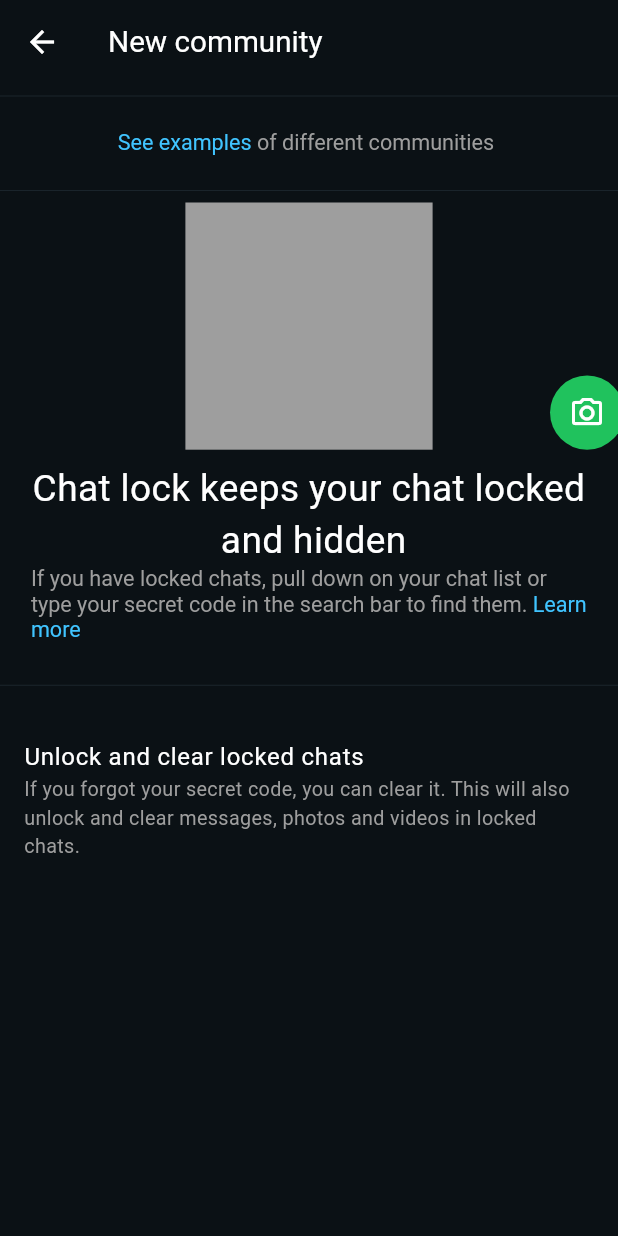
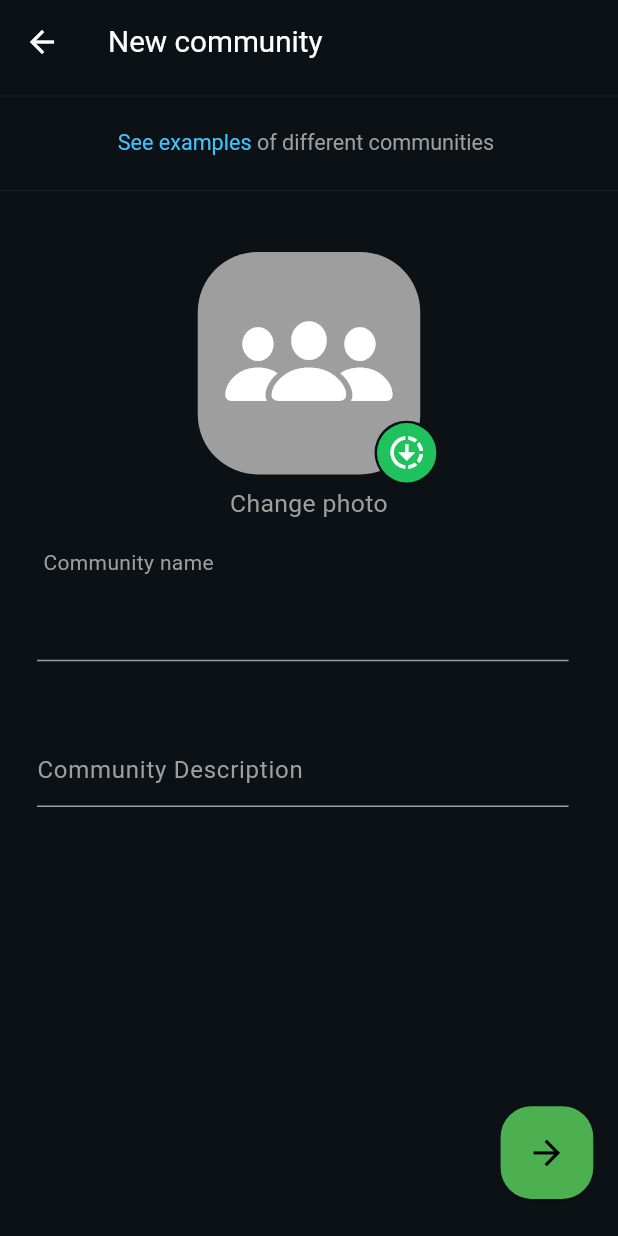
Before and after one commit to kartikkumarofficial/Whatsapp-Clone-Flutter, a Flutter app: the NewCommunityPage screen opened directly, on a phone screen of 412 x 824 dp. Run offline on Flutter 3.47's test engine with Material 3 defaults, Android fonts, the light colour scheme and no system bars; our stand-ins replace badges, font_awesome_flutter, get, image_picker.

Commit message:
new community page

```diff
--- a/lib/pages/NewCommunity.dart
+++ b/lib/pages/NewCommunity.dart
@@ -1,3 +1,4 @@
+import 'package:flutter/cupertino.dart';
 import 'package:flutter/material.dart';
 import 'package:get/get.dart';
 
@@ -37,7 +38,9 @@ class _NewCommunityPageState extends State<NewCommunityPage> {
           ),
         ),
       ),
-      body: Container(
+      body: Stack(
+        children: [
+          Container(
             color: Color.fromARGB(255, 11, 17, 21),
             height: double.infinity,
             width: double.infinity,
@@ -75,23 +78,35 @@ class _NewCommunityPageState extends State<NewCommunityPage> {
                   clipBehavior: Clip.none,
                   children: [
 
-                Center(
+                    Padding(
+                      padding: EdgeInsets.only(top:Get.height*0.04),
+                      child: Center(
                         child: Container(
+                          child: Icon(CupertinoIcons.person_3_fill,color: Colors.white,size: srcwidth*0.27,),
+                          decoration: BoxDecoration(
+                            borderRadius: BorderRadius.circular(40),
                             color: Colors.grey,
-                    height: Get.height*0.2,
-                    width: Get.height*0.2,
+                          ),
+
+                          height: Get.height*0.18,
+                          width: Get.height*0.18,
+                        ),
                       ),
                     ),
                     Positioned(
-                  bottom: 0,
-                  right: -srcwidth*0.01,
+                      bottom: -7,
+                      right: srcwidth*0.29,
                       child: CircleAvatar(
-                    radius: srcheight * 0.03,
+                        radius: srcheight*0.026,
+                        backgroundColor: Color.fromARGB(255, 11, 17, 21),
+                        child: CircleAvatar(
+                          radius: srcheight * 0.024,
                           backgroundColor: Color.fromRGBO(32,194,93,1.0),
-                    child: const Icon(
-                      Icons.camera_alt_outlined,
+                          child: Icon(
+                          Icons.downloading,
                             color: Colors.white,
-                      size: 24,
+                            size: 26,
+                          ),
                         ),
                       ),
                     ),
@@ -101,45 +116,105 @@ class _NewCommunityPageState extends State<NewCommunityPage> {
 
                 Padding(
                   padding: const EdgeInsets.only(top: 8.0),
-              child: Text('''Chat lock keeps your chat locked
- and hidden''',style: TextStyle(color: Colors.white,fontSize: srcwidth*0.06),textAlign: TextAlign.center,),
+                  child: Text('''Change photo''',style: TextStyle(color: Colors.grey,fontSize: srcwidth*0.04),textAlign: TextAlign.center,),
+                ),
+
+                Padding(
+                  padding:  EdgeInsets.only(left: srcwidth*0.07,top: srcwidth*0.04),
+                  child: Text('Community name',style: TextStyle(color: Colors.grey),),
                 ),
                 Padding(
-              padding: EdgeInsets.only(left: Get.height*0.025,right: Get.height*0.025),
-              child: RichText(
-                  text: TextSpan(
-                      style:TextStyle(fontSize: srcwidth*0.035)
-                      ,children: [
-                    TextSpan(
-                      text: 'If you have locked chats, pull down on your chat list or type your secret code in the search bar to find them. ',
-                      style: TextStyle(color: Colors.grey),
+                  padding:  EdgeInsets.only(right: Get.height*0.04),
+                  child: Row(
+                    children: [
+                      Padding(
+                          padding:  EdgeInsets.only(left: Get.height*0.03,),
                       ),
-                    TextSpan(
-                      text: 'Learn more',
-                      style: TextStyle(color: Colors.lightBlueAccent),
+                      Expanded(child: buildInputField('',communitycontroller )),
+
+                    ],
+                  ),
+                ),
+                Padding(
+                  padding:  EdgeInsets.only(right: Get.height*0.04,top: srcwidth*0.1),
+                  child: Row(
+                    children: [
+                      Padding(
+                        padding:  EdgeInsets.only(left: Get.height*0.03,),
+                      ),
+                      Expanded(
+                          child: TextFormField(
+                            style: TextStyle(color: Colors.white),
+                            decoration: InputDecoration(
+                              hintText: 'Community Description',
+                              hintStyle: TextStyle(color: Colors.grey),
+                              enabledBorder: UnderlineInputBorder(
+                                borderSide: BorderSide(color: Colors.grey),
+                              ),
+                              focusedBorder: UnderlineInputBorder(
+                                borderSide: BorderSide(color: Colors.green),
+                              ),
                             ),
 
-                  ]
+
                       )),
-            ),
-            Padding(
-              padding:  EdgeInsets.only(top: 20,bottom: 20),
-              child: Divider(
-                thickness: 0.5,
-                color: Color.fromARGB(255, 31, 43, 50),
-              ),
-            ),
-            ListTile(
-              subtitle: Text('If you forgot your secret code, you can clear it. This will also unlock and clear messages, photos and videos in locked chats.',
-                style: TextStyle(color: Colors.grey,fontSize: Get.height*0.016),),
-              title:Text('Unlock and clear locked chats ',style: TextStyle(color: Colors.white),),
-
-            ),
 
 
 
                     ],
                   ),
                 ),
+
+
+
+
+
+              ],
+            ),
+          ),
+          Positioned(
+              height: srcwidth*0.15,
+              width: srcwidth*0.15,
+              bottom: srcwidth*0.06,
+              right: srcwidth*0.04,
+              child: ElevatedButton(
+                onPressed: () {
+                },
+                style: ElevatedButton.styleFrom(
+                  shape: RoundedRectangleBorder(
+                      borderRadius: BorderRadius.circular(srcwidth*0.05)
+                  ),
+                  padding: EdgeInsets.all(16),
+                  backgroundColor: Colors.green,
+                ),
+                child: Icon(
+                  Icons.arrow_forward,
+                  color: Colors.black,
+                  size: srcwidth*0.065,
+
+                ),)
+
+          ),
+        ],
+      ),
     );
   }}
+Widget buildInputField(String hintText, TextEditingController controller) {
+  return Padding(
+    padding: const EdgeInsets.symmetric(vertical: 8.0),
+    child: TextField(
+      controller: controller,
+      style: TextStyle(color: Colors.white),
+      decoration: InputDecoration(
+        hintText: hintText,
+        hintStyle: TextStyle(color: Colors.grey),
+        enabledBorder: UnderlineInputBorder(
+          borderSide: BorderSide(color: Colors.grey),
+        ),
+        focusedBorder: UnderlineInputBorder(
+          borderSide: BorderSide(color: Colors.green),
+        ),
+      ),
+    ),
+  );
+}
```
Lines whose indentation alone changed are shown as unchanged.
